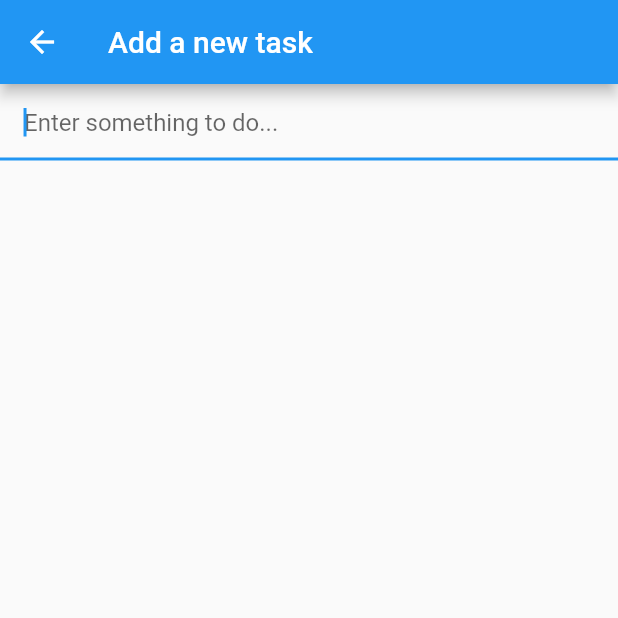
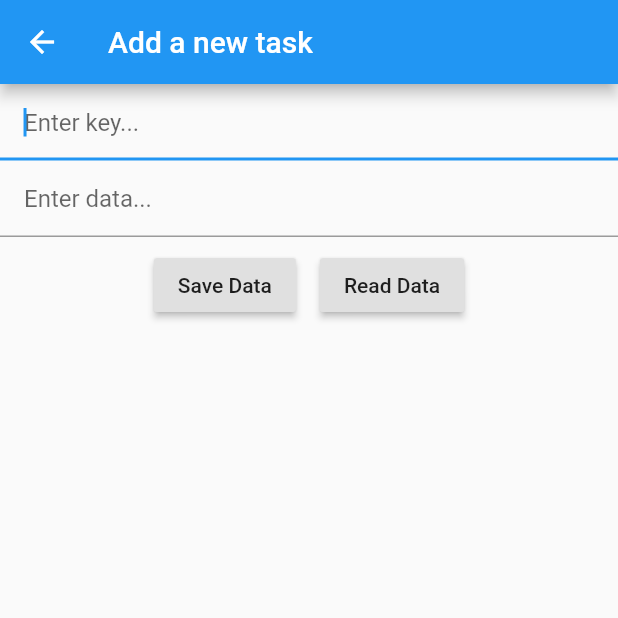
Before and after one commit to raunakhajela/flutter-todolist-app, a Flutter app: the screen it shows after launch, after a tap on the "add" icon, on a phone screen of 412 x 824 dp, the top half of it. Run offline on Flutter 3.47's test engine with Material 2 defaults, Android fonts, the phone set to English and light mode, and no system bars; our stand-ins replace shared_preferences.

Commit message:
Storing key value data with Shared Preferences

```diff
--- a/lib/main.dart
+++ b/lib/main.dart
@@ -1,4 +1,6 @@
 import 'package:flutter/material.dart';
+import 'package:shared_preferences/shared_preferences.dart';
+import 'dart:async';
 
 void main() => runApp(new MyApp());
 
@@ -28,124 +30,10 @@ class MyHomePage extends StatefulWidget {
 
 class _MyHomePageState extends State<MyHomePage> {
 
-//  Padding _buildTodoList() {
-//    return new Padding(
-//      padding:
-//          EdgeInsets.only(top: 24.0, right: 18.0, bottom: 20.0, left: 18.0),
-//      child: new Column(
-//        crossAxisAlignment: CrossAxisAlignment.start,
-//        children: <Widget>[
-//          new Text(
-//            "Upcoming",
-//            style: new TextStyle(fontSize: 24.0),
-//          ),
-//          new Padding(padding: EdgeInsets.all(8.0)),
-//          new Row(
-//            children: <Widget>[
-//              new IconButton(
-//                  icon: new Icon(Icons.check_circle_outline),
-//                  onPressed: null,
-//                  iconSize: 22.0),
-//              new Text(
-//                "Meeting with Vikas",
-//                style: new TextStyle(fontSize: 18.0),
-//              ),
-//            ],
-//          ),
-//          new Row(
-//            children: <Widget>[
-//              new IconButton(
-//                  icon: new Icon(Icons.check_circle_outline),
-//                  onPressed: null,
-//                  iconSize: 22.0),
-//              new Text(
-//                "Call CEO for meeting",
-//                style: new TextStyle(fontSize: 18.0),
-//              ),
-//            ],
-//          ),
-//          new Row(
-//            children: <Widget>[
-//              new IconButton(
-//                  icon: new Icon(Icons.check_circle_outline),
-//                  onPressed: null,
-//                  iconSize: 22.0),
-//              new Text(
-//                "Eat kfc at inox",
-//                style: new TextStyle(fontSize: 18.0),
-//              ),
-//            ],
-//          ),
-//          new Row(
-//            children: <Widget>[
-//              new IconButton(
-//                  icon: new Icon(Icons.check_circle_outline),
-//                  onPressed: null,
-//                  iconSize: 22.0),
-//              new Text(
-//                "Finish Flutter course",
-//                style: new TextStyle(fontSize: 18.0),
-//              ),
-//            ],
-//          ),
-//          new Row(
-//            children: <Widget>[
-//              new IconButton(
-//                  icon: new Icon(Icons.check_circle_outline),
-//                  onPressed: null,
-//                  iconSize: 22.0),
-//              new Text(
-//                "Create 5 pull requests",
-//                style: new TextStyle(fontSize: 18.0),
-//              ),
-//            ],
-//          ),
-//          new Padding(padding: EdgeInsets.all(8.0)),
-//          new Text(
-//            "Finished",
-//            style: new TextStyle(fontSize: 24.0),
-//          ),
-//          new Padding(padding: EdgeInsets.all(8.0)),
-//          new Row(
-//            children: <Widget>[
-//              new IconButton(
-//                  icon: new Icon(Icons.check_circle),
-//                  onPressed: null,
-//                  iconSize: 22.0),
-//              new Text(
-//                "Buy a Macbook",
-//                style: new TextStyle(fontSize: 18.0),
-//              ),
-//            ],
-//          ),
-//          new Row(
-//            children: <Widget>[
-//              new IconButton(
-//                  icon: new Icon(Icons.check_circle),
-//                  onPressed: null,
-//                  iconSize: 22.0),
-//              new Text(
-//                "Become a speaker",
-//                style: new TextStyle(fontSize: 18.0),
-//              ),
-//            ],
-//          ),
-//          new Row(
-//            children: <Widget>[
-//              new IconButton(
-//                  icon: new Icon(Icons.check_circle),
-//                  onPressed: null,
-//                  iconSize: 22.0),
-//              new Text(
-//                "Engage in communities",
-//                style: new TextStyle(fontSize: 18.0),
-//              ),
-//            ],
-//          ),
-//        ],
-//      ),
-//    );
-//  }
+  final _controller_key = TextEditingController();
+  final _controller_data = TextEditingController();
+
+  String text_to_show = '';
 
   List<String> _todoItems = [];
 
@@ -209,7 +97,9 @@ class _MyHomePageState extends State<MyHomePage> {
       child: new Row(
         children: <Widget>[
           new IconButton(
-              icon: new Icon(Icons.check_circle_outline), iconSize: 22.0),
+            icon: new Icon(Icons.check_circle_outline),
+            iconSize: 22.0,
+            onPressed: null,),
           new Text(todoText, style: new TextStyle(fontSize: 18.0),),
         ],
       ),
@@ -233,11 +123,14 @@ class _MyHomePageState extends State<MyHomePage> {
         child: new Row(
           mainAxisAlignment: MainAxisAlignment.spaceAround,
           children: <Widget>[
-            IconButton(icon: Icon(Icons.home), iconSize: 25.0,),
-            IconButton(icon: Icon(Icons.show_chart), iconSize: 25.0,),
+            IconButton(
+              icon: Icon(Icons.home), iconSize: 25.0, onPressed: null,),
+            IconButton(
+              icon: Icon(Icons.show_chart), iconSize: 25.0, onPressed: null,),
             new Text(''),
-            IconButton(icon: Icon(Icons.tab), iconSize: 25.0,),
-            IconButton(icon: Icon(Icons.settings), iconSize: 25.0,)
+            IconButton(icon: Icon(Icons.tab), iconSize: 25.0, onPressed: null,),
+            IconButton(
+              icon: Icon(Icons.settings), iconSize: 25.0, onPressed: null,)
           ],
         ),
       ),
@@ -252,19 +145,72 @@ class _MyHomePageState extends State<MyHomePage> {
             appBar: new AppBar(
                 title: new Text('Add a new task')
             ),
-            body: new TextField(
+            body: Column(
+              children: <Widget>[
+                new TextField(
+                  controller: _controller_key,
                   autofocus: true,
                   onSubmitted: (val) {
                     _addTodoItem(val);
                     Navigator.pop(context); // Close the add todo screen
                   },
                   decoration: new InputDecoration(
-                  hintText: 'Enter something to do...',
+                      hintText: 'Enter key...',
                       contentPadding: const EdgeInsets.all(16.0)
                   ),
+                ),
+                new TextField(
+                  controller: _controller_data,
+                  autofocus: true,
+                  onSubmitted: (val) {
+                    _addTodoItem(val);
+                    Navigator.pop(context); // Close the add todo screen
+                  },
+                  decoration: new InputDecoration(
+                      hintText: 'Enter data...',
+                      contentPadding: const EdgeInsets.all(16.0)
+                  ),
+                ),
+                new Row(
+                  mainAxisAlignment: MainAxisAlignment.center,
+                  children: <Widget>[
+                    Padding(
+                      padding: const EdgeInsets.all(8.0),
+                      child: new RaisedButton(
+                        onPressed: () =>
+                            saveData(
+                                _controller_key.text, _controller_data.text),
+                        child: new Text('Save Data'),
+                      ),
+                    ),
+                    Padding(
+                      padding: const EdgeInsets.all(8.0),
+                      child: new RaisedButton(
+                        onPressed: () => readData(_controller_key.text),
+                        child: new Text('Read Data'),
+                      ),
+                    ),
+                    Text('$text_to_show'),
+                  ],
+                ),
+              ],
             ),
           );
         })
     );
   }
+
+  Future saveData(String key, String value) async {
+    final prefs = await SharedPreferences.getInstance();
+
+    prefs.setString(key, value);
   }
+
+  Future readData(String text) async {
+    final prefs = await SharedPreferences.getInstance();
+
+    setState(() {
+      text_to_show = prefs.getString(text);
+    });
+  }
+}
--- a/pubspec.yaml
+++ b/pubspec.yaml
@@ -19,6 +19,8 @@ dependencies:
   # The following adds the Cupertino Icons font to your application.
   # Use with the CupertinoIcons class for iOS style icons.
   cupertino_icons: ^0.1.2
+  shared_preferences: ^0.4.3
+  fluttertoast: any
 
 dev_dependencies:
   flutter_test:
```
Lines whose indentation alone changed are shown as unchanged.
